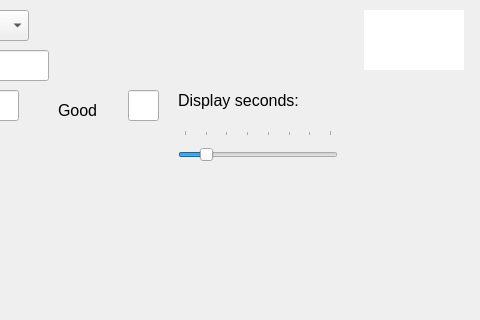
This is widget.ui in knordine11/muSelectedLesson090626 as Qt 5 draws it before an edit; both pictures show x 202 to 682 and y 0 to 320 of the 682 by 405 pixel window. The edited form follows.
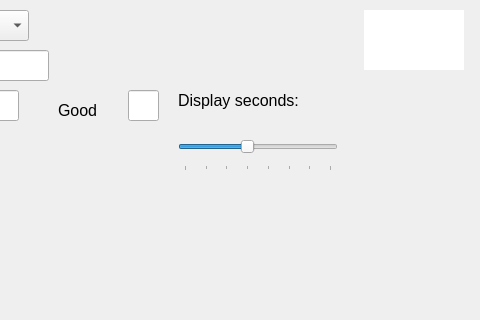
This is the edited form.

Commit message: bug fix on missing clears...all lessons work now

What changed in the file:
```diff
--- a/widget.ui
+++ b/widget.ui
@@ -539,13 +539,13 @@
     <number>7</number>
    </property>
    <property name="value">
-    <number>1</number>
+    <number>3</number>
    </property>
    <property name="orientation">
     <enum>Qt::Orientation::Horizontal</enum>
    </property>
    <property name="tickPosition">
-    <enum>QSlider::TickPosition::TicksAbove</enum>
+    <enum>QSlider::TickPosition::TicksBelow</enum>
    </property>
    <property name="tickInterval">
     <number>1</number>
```
The commit also changes 2 other files.
